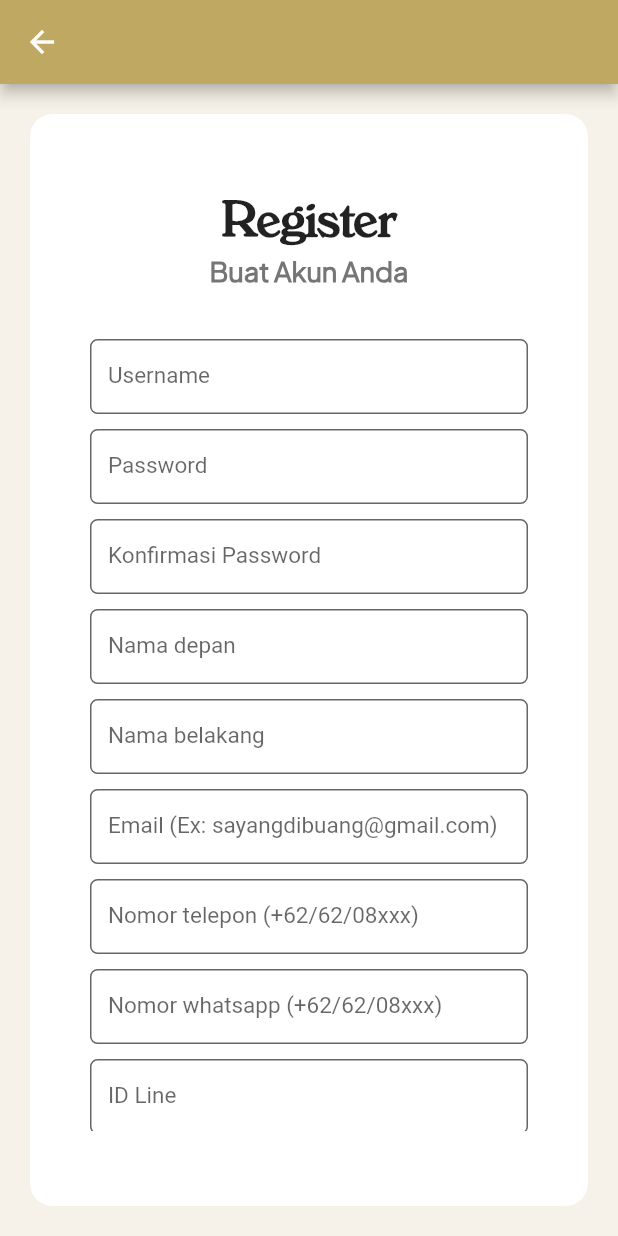
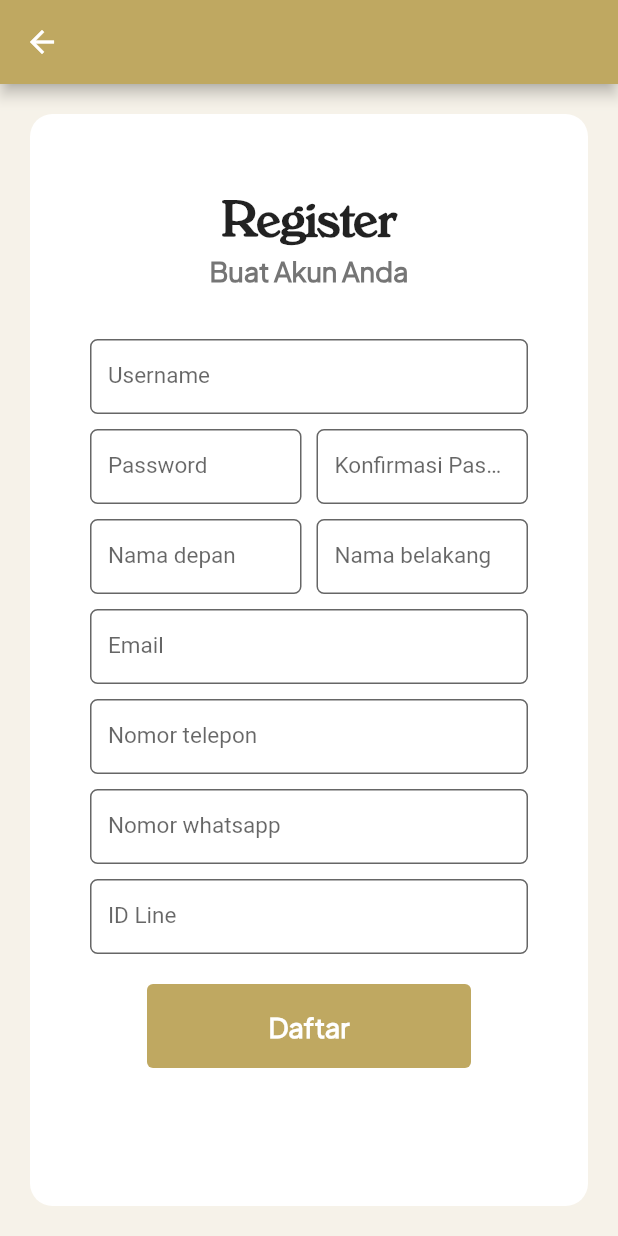
Before and after one commit to D10-PBP/Proyek-Akhir-Semester, a Flutter app: the RegisterPage screen opened directly, on a phone screen of 412 x 824 dp. Run offline on Flutter 3.47's test engine with Material 2 defaults, Android fonts, the light colour scheme and no system bars; our stand-ins replace google_nav_bar; missing offline and left inert: pbp_django_auth; accounts and stored records are empty; Roboto replaces fonts that are missing (PlusJakarta').

Commit message:
Refactor for register page

```diff
--- a/lib/fitur_autentikasi/pages/register.dart
+++ b/lib/fitur_autentikasi/pages/register.dart
@@ -98,6 +98,11 @@
   double widthForm = 300;
   double heightForm = 50;
 
+  TextStyle errorStyle = const TextStyle(
+    color: Colors.transparent,
+    fontSize: 0.01,
+  );
+
   void setUsername(String? value) {
     setState(() {
       username = value!;
@@ -176,83 +181,114 @@
               width: widthForm,
               height: heightForm,
               child: TextFormFieldAuth(
-                  placeholder: "Username",
-                  setFieldState: setUsername,
-                  validator: validator),
+                placeholder: "Username",
+                setFieldState: setUsername,
+                validator: validator,
+                errorStyle: errorStyle,
+              ),
+            ),
+            const SizedBox(height: 10.0),
+            SizedBox(
+              width: widthForm,
+              height: heightForm,
+              child: Row(
+                children: [
+                  Expanded(
+                    child: TextFormFieldAuth(
+                      placeholder: "Password",
+                      obscureText: true,
+                      setFieldState: setPassword1,
+                      validator: validator,
+                      errorStyle: errorStyle,
+                    ),
+                  ),
+                  const SizedBox(
+                    width: 10,
+                  ),
+                  Expanded(
+                    child: TextFormFieldAuth(
+                      placeholder: "Konfirmasi Password",
+                      obscureText: true,
+                      setFieldState: setPassword2,
+                      validator: validator,
+                      errorStyle: errorStyle,
+                    ),
+                  ),
+                ],
+              ),
+            ),
+            const SizedBox(height: 10.0),
+            SizedBox(
+              width: widthForm,
+              height: heightForm,
+              child: Row(
+                children: [
+                  Expanded(
+                    child: TextFormFieldAuth(
+                      placeholder: "Nama depan",
+                      setFieldState: setFirstname,
+                      validator: validator,
+                      errorStyle: errorStyle,
+                    ),
+                  ),
+                  const SizedBox(width: 10),
+                  Expanded(
+                    child: TextFormFieldAuth(
+                      placeholder: "Nama belakang",
+                      setFieldState: setLastname,
+                      validator: validator,
+                      errorStyle: errorStyle,
+                    ),
+                  ),
+                ],
+              ),
             ),
             const SizedBox(height: 10.0),
             SizedBox(
               width: widthForm,
               height: heightForm,
               child: TextFormFieldAuth(
-                  placeholder: "Password",
-                  obscureText: true,
-                  setFieldState: setPassword1,
-                  validator: validator),
+                placeholder: "Email",
+                setFieldState: setEmail,
+                validator: validator,
+                hintText: "Ex: sayangdibuang@gmail.com",
+                errorStyle: errorStyle,
+              ),
             ),
             const SizedBox(height: 10.0),
             SizedBox(
               width: widthForm,
               height: heightForm,
               child: TextFormFieldAuth(
-                  placeholder: "Konfirmasi Password",
-                  obscureText: true,
-                  setFieldState: setPassword2,
-                  validator: validator),
+                placeholder: "Nomor telepon",
+                setFieldState: setTelephone,
+                validator: validator,
+                hintText: "+62/62/08xxx",
+                errorStyle: errorStyle,
+              ),
             ),
             const SizedBox(height: 10.0),
             SizedBox(
               width: widthForm,
               height: heightForm,
               child: TextFormFieldAuth(
-                  placeholder: "Nama depan",
-                  setFieldState: setFirstname,
-                  validator: validator),
+                placeholder: "Nomor whatsapp",
+                setFieldState: setWhatsapp,
+                validator: validator,
+                hintText: "+62/62/08xxx",
+                errorStyle: errorStyle,
+              ),
             ),
             const SizedBox(height: 10.0),
             SizedBox(
               width: widthForm,
               height: heightForm,
               child: TextFormFieldAuth(
-                  placeholder: "Nama belakang",
-                  setFieldState: setLastname,
-                  validator: validator),
-            ),
-            const SizedBox(height: 10.0),
-            SizedBox(
-              width: widthForm,
-              height: heightForm,
-              child: TextFormFieldAuth(
-                  placeholder: "Email (Ex: sayangdibuang@gmail.com)",
-                  setFieldState: setEmail,
-                  validator: validator),
-            ),
-            const SizedBox(height: 10.0),
-            SizedBox(
-              width: widthForm,
-              height: heightForm,
-              child: TextFormFieldAuth(
-                  placeholder: "Nomor telepon (+62/62/08xxx)",
-                  setFieldState: setTelephone,
-                  validator: validator),
-            ),
-            const SizedBox(height: 10.0),
-            SizedBox(
-              width: widthForm,
-              height: heightForm,
-              child: TextFormFieldAuth(
-                  placeholder: "Nomor whatsapp (+62/62/08xxx)",
-                  setFieldState: setWhatsapp,
-                  validator: validator),
-            ),
-            const SizedBox(height: 10.0),
-            SizedBox(
-              width: widthForm,
-              height: heightForm,
-              child: TextFormFieldAuth(
-                  placeholder: "ID Line",
-                  setFieldState: setLine,
-                  validator: validator),
+                placeholder: "ID Line",
+                setFieldState: setLine,
+                validator: validator,
+                errorStyle: errorStyle,
+              ),
             ),
             const SizedBox(
               height: 20,
```
